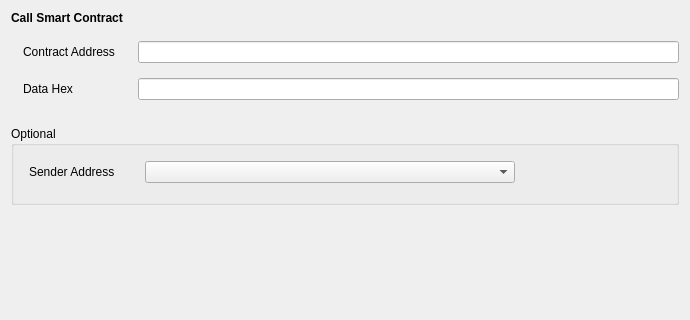
Before: the Qt Designer form src/qt/forms/callcontract.ui in qtumproject/qtum, drawn with Qt 5; both pictures show x 0 to 690 and y 0 to 320 of the 690 by 460 pixel window.
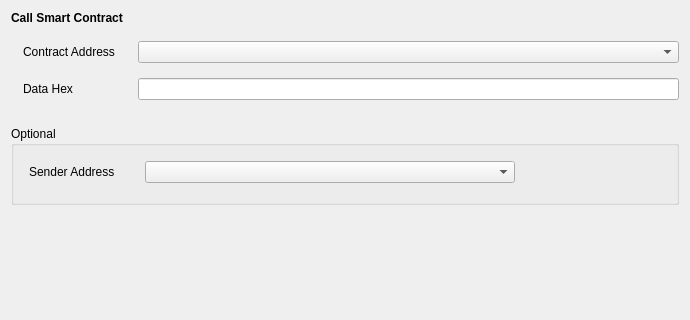
After: the same form once the commit is applied. Custom widgets are drawn as their Qt base class.

Commit message: Add Contract address field

```diff
--- a/src/qt/forms/callcontract.ui
+++ b/src/qt/forms/callcontract.ui
@@ -127,7 +127,11 @@
       </widget>
      </item>
      <item row="0" column="1">
-      <widget class="QLineEdit" name="lineEditContractAddress"/>
+      <widget class="AddressField" name="lineEditContractAddress">
+       <property name="addressType">
+        <enum>AddressField::Contract</enum>
+       </property>
+      </widget>
      </item>
      <item row="1" column="1">
       <widget class="QLineEdit" name="lineEditDataHex"/>
```
The commit also changes 5 other files.
